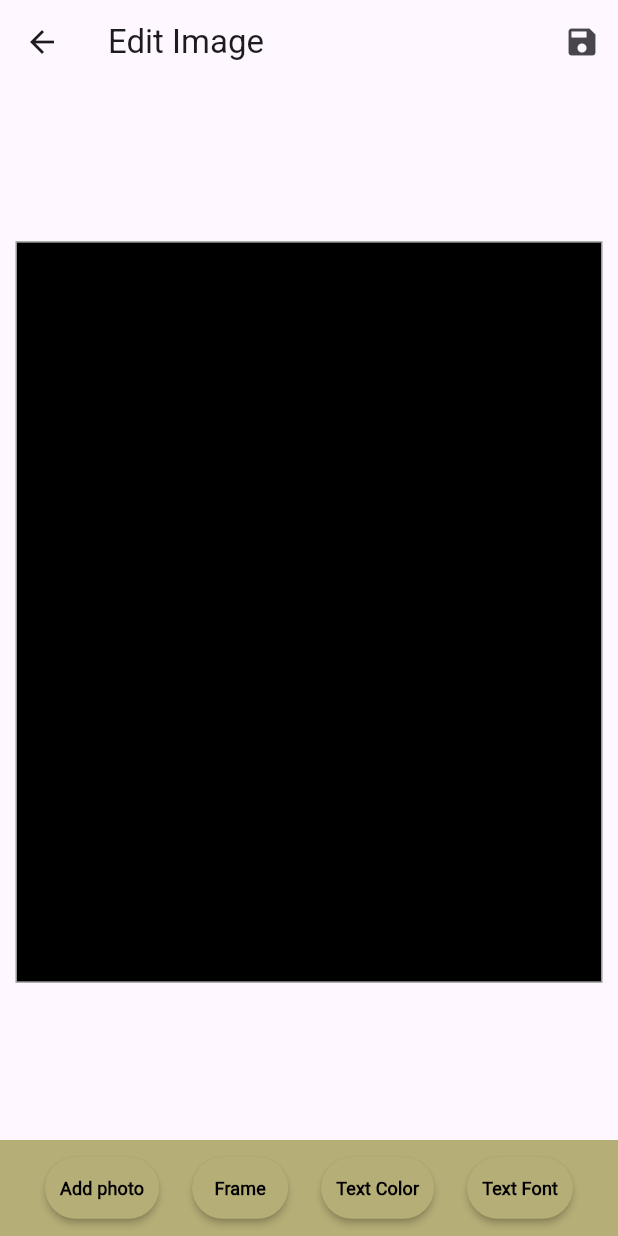
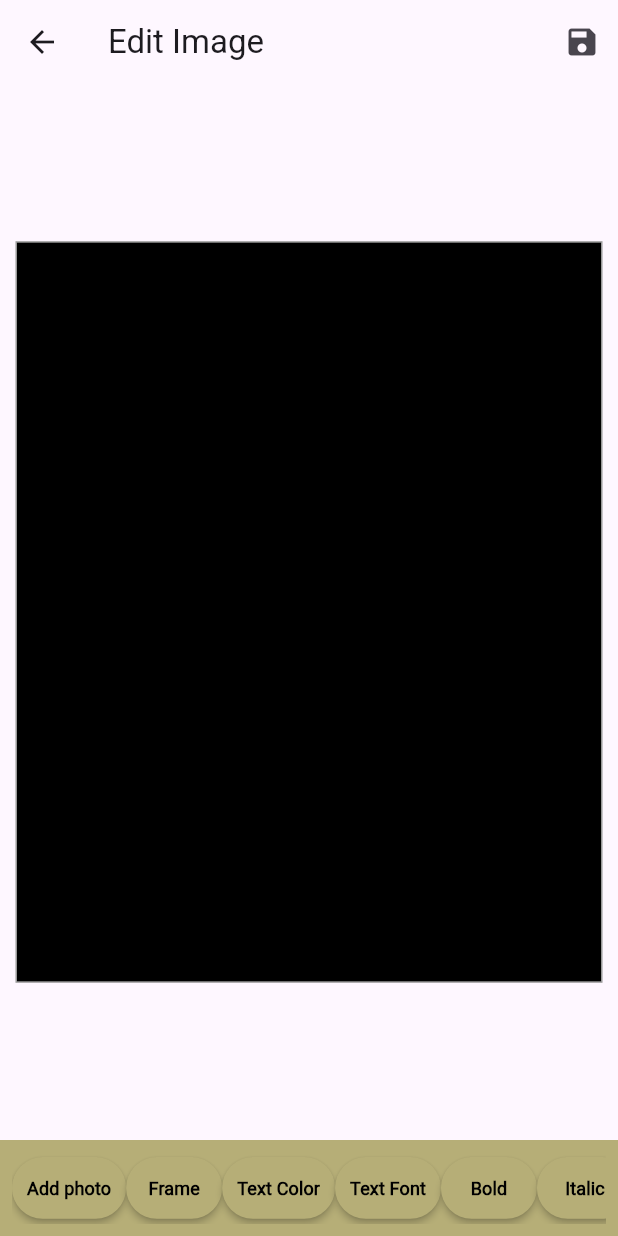
Before and after one commit to Dhvani006/bizpostify, a Flutter app: the EditingPage screen opened directly with empty values, on a phone screen of 412 x 824 dp. Run offline on Flutter 3.47's test engine with Material 3 defaults, Android fonts, the phone set to English and light mode, and no system bars; drawn by our look-alikes of screenshot; our stand-ins replace flutter_colorpicker, gallery_saver, image_picker, permission_handler; network calls fail.

Commit message:
editingpage_3_all text work

```diff
--- a/lib/editing_page.dart
+++ b/lib/editing_page.dart
@@ -25,6 +25,48 @@ class EditingPage extends StatefulWidget {
 }
 
 class _EditingPageState extends State<EditingPage> {
+
+  Map<String, bool> _isBoldMap = {
+    'name': false,
+    'email': false,
+    'mobile': false,
+    'address': false,
+    'facebook': false,
+    'linkedin': false,
+    'twitter': false,
+    'instagram': false,
+  };
+
+  Map<String, bool> _isItalicMap = {
+    'name': false,
+    'email': false,
+    'mobile': false,
+    'address': false,
+    'facebook': false,
+    'linkedin': false,
+    'twitter': false,
+    'instagram': false,
+  };
+
+
+  bool _isNameBold = false;
+  bool _isEmailBold = false;
+  bool _isMobileBold = false;
+  bool _isAddressBold = false;
+  bool _isFacebookBold = false;
+  bool _isLinkedinBold = false;
+  bool _isTwitterBold = false;
+  bool _isInstagramBold = false;
+
+  bool _isNameItalic = false;
+  bool _isEmailItalic = false;
+  bool _isMobileItalic = false;
+  bool _isAddressItalic = false;
+  bool _isFacebookItalic = false;
+  bool _isLinkedinItalic = false;
+  bool _isTwitterItalic = false;
+  bool _isInstagramItalic = false;
+
 
   final ScreenshotController _screenshotController = ScreenshotController();
   final GlobalKey _canvasKey = GlobalKey();
@@ -114,6 +156,35 @@ class _EditingPageState extends State<EditingPage> {
   bool _showInstagram = false;
   bool _showLogo = false;
 
+  bool getBold(String identifier) {
+    switch (identifier) {
+      case 'name': return _isNameBold;
+      case 'email': return _isEmailBold;
+      case 'mobile': return _isMobileBold;
+      case 'address': return _isAddressBold;
+      case 'facebook': return _isFacebookBold;
+      case 'linkedin': return _isLinkedinBold;
+      case 'twitter': return _isTwitterBold;
+      case 'instagram': return _isInstagramBold;
+      default: return false;
+    }
+  }
+
+  bool getItalic(String identifier) {
+    switch (identifier) {
+      case 'name': return _isNameItalic;
+      case 'email': return _isEmailItalic;
+      case 'mobile': return _isMobileItalic;
+      case 'address': return _isAddressItalic;
+      case 'facebook': return _isFacebookItalic;
+      case 'linkedin': return _isLinkedinItalic;
+      case 'twitter': return _isTwitterItalic;
+      case 'instagram': return _isInstagramItalic;
+      default: return false;
+    }
+  }
+
+
 
   @override
   void initState() {
@@ -187,6 +258,19 @@ class _EditingPageState extends State<EditingPage> {
       _draggingElement = null;
     });
   }
+
+  void _toggleBold(String identifier) {
+    setState(() {
+      _isBoldMap[identifier] = !_isBoldMap[identifier]!;
+    });
+  }
+
+  void _toggleItalic(String identifier) {
+    setState(() {
+      _isItalicMap[identifier] = !_isItalicMap[identifier]!;
+    });
+  }
+
 
   Future<void> _saveImage() async {
     var status = await Permission.storage.request();
@@ -338,6 +422,8 @@ class _EditingPageState extends State<EditingPage> {
           color: getTextColor(identifier),
           fontSize: fontSize,
           fontFamily: getFontFamily(identifier),
+          fontWeight: getBold(identifier) ? FontWeight.bold : FontWeight.normal,
+          fontStyle: getItalic(identifier) ? FontStyle.italic : FontStyle.normal,
         ),
       ),
       maxLines: 1,
@@ -393,7 +479,9 @@ class _EditingPageState extends State<EditingPage> {
               style: TextStyle(
                 color: getTextColor(identifier), // Use the dynamic color based on identifier
                 fontSize: fontSize,
-                fontFamily: getFontFamily(identifier), // Use the dynamic font family based on identifier
+                fontFamily: getFontFamily(identifier),
+                fontWeight: _isBoldMap[identifier]! ? FontWeight.bold : FontWeight.normal,
+                fontStyle: _isItalicMap[identifier]! ? FontStyle.italic : FontStyle.normal,// Use the dynamic font family based on identifier
               ),
             ),
           ),
@@ -402,10 +490,6 @@ class _EditingPageState extends State<EditingPage> {
           _buildSelectionBox(offset, textSize, identifier), // Show selection box if this element is selected
       ],
     );
-
-
-
-
   }
 
 
@@ -866,6 +950,8 @@ class _EditingPageState extends State<EditingPage> {
           Container(
             color: const Color(0xFFb6ae77),
             padding: const EdgeInsets.all(8),
+            child: SingleChildScrollView( // Added scroll in case buttons overflow
+              scrollDirection: Axis.horizontal,
               child: Row(
                 mainAxisAlignment: MainAxisAlignment.spaceEvenly,
                 children: [
@@ -874,9 +960,16 @@ class _EditingPageState extends State<EditingPage> {
                   _buildBottomButton('Text Color', () {
                     _selectTextColor(_selectedElement!); // Update the color for the selected element
                   }),
+                  _buildBottomButton('Text Font', _selectTextFont),
+                  _buildBottomButton('Bold', () {
+                    if (_selectedElement != null) _toggleBold(_selectedElement!);
+                  }),
+                  _buildBottomButton('Italic', () {
+                    if (_selectedElement != null) _toggleItalic(_selectedElement!);
+                  }),
 
-                _buildBottomButton('Text Font', _selectTextFont),
                 ],
+              ),
             ),
           ),
         ],
```
Lines whose indentation alone changed are shown as unchanged.
